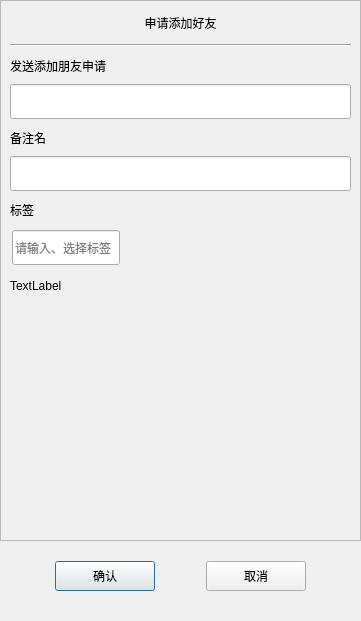
First picture: the form in frontEnd/chatProject/applyfriend.ui, repository proacane/CppChatProject, before the edit.
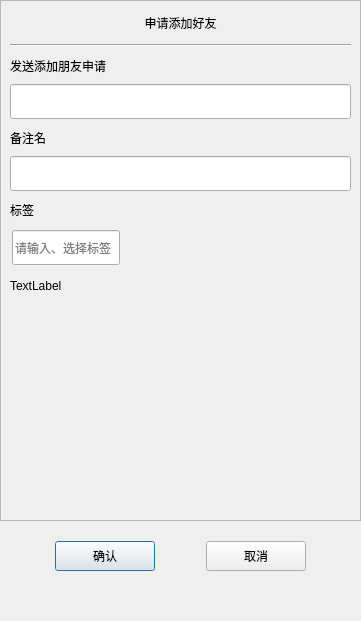
Second picture: the form after the edit. Custom widgets are drawn as their Qt base class.

Commit message: 解决好友申请界面的滚动条问题，但仍有缺陷

```diff
--- a/frontEnd/chatProject/applyfriend.ui
+++ b/frontEnd/chatProject/applyfriend.ui
@@ -50,7 +50,7 @@
       </size>
      </property>
      <property name="widgetResizable">
-      <bool>true</bool>
+      <bool>false</bool>
      </property>
      <widget class="QWidget" name="scrollcontent">
       <property name="geometry">
@@ -58,9 +58,12 @@
         <x>0</x>
         <y>0</y>
         <width>359</width>
-        <height>539</height>
+        <height>519</height>
        </rect>
       </property>
+      <property name="autoFillBackground">
+       <bool>false</bool>
+      </property>
       <layout class="QVBoxLayout" name="verticalLayout_6">
        <property name="spacing">
         <number>0</number>
@@ -541,7 +544,7 @@
      <property name="sizeHint" stdset="0">
       <size>
        <width>20</width>
-       <height>20</height>
+       <height>40</height>
       </size>
      </property>
     </spacer>
```
The commit also changes 2 other files.
